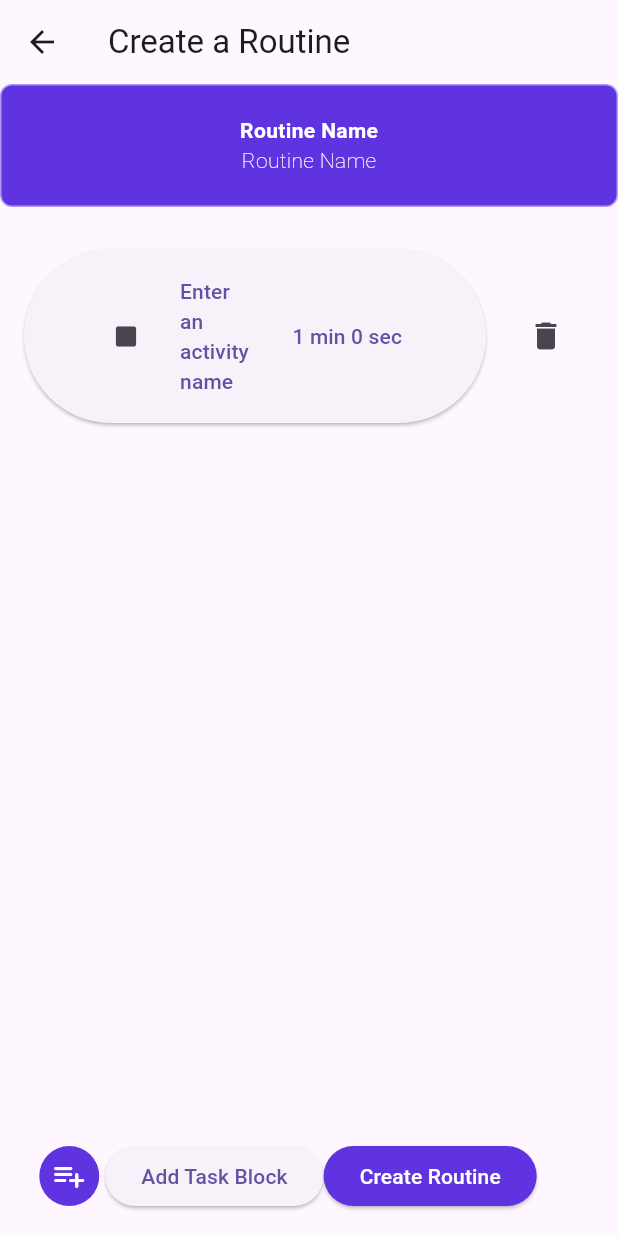
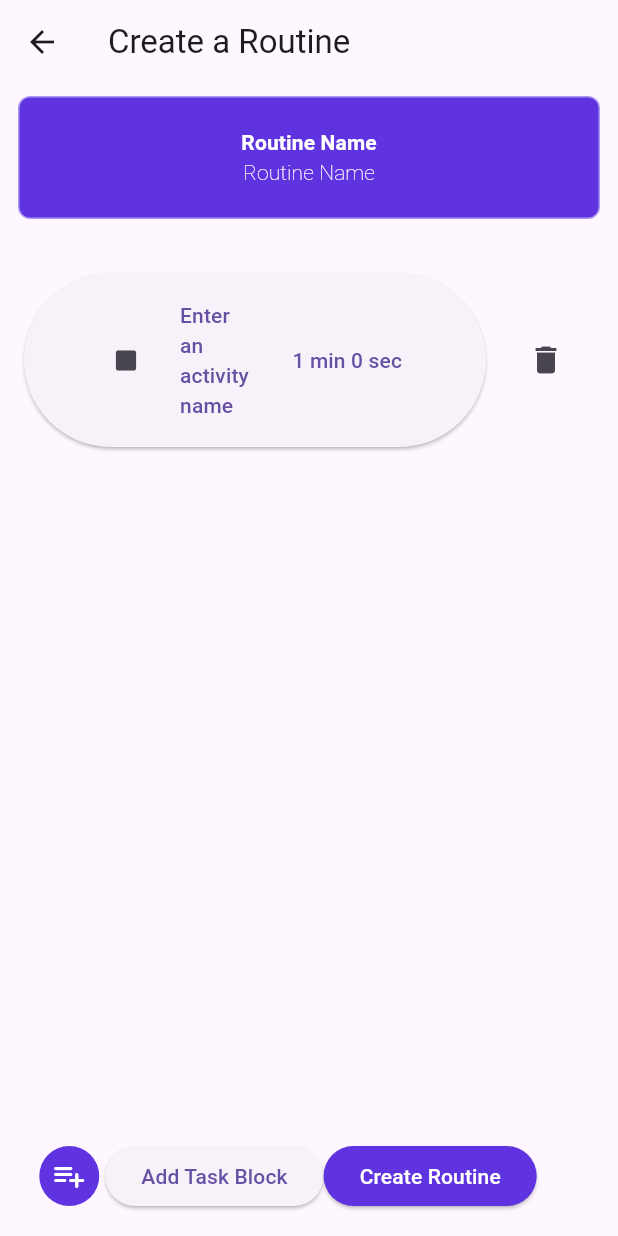
Before and after one commit to jrolana/cmsc128_lab, a Flutter app: the screen it shows after launch, item 2 of the bottom bar chosen, after a tap on the "add" icon, on a phone screen of 412 x 824 dp. Run offline on Flutter 3.47's test engine with Material 3 defaults, Android fonts, the phone set to English and light mode, and no system bars; our stand-ins replace buttons_tabbar, cloud_firestore, confetti, firebase_auth, firebase_core, google_fonts and 5 more; missing offline and left inert: dart:ffi, flutter_iconpicker; accounts and stored records are empty.

Commit message:
Latest version of branch

```diff
--- a/lib/models/routine.dart
+++ b/lib/models/routine.dart
@@ -1,3 +1,5 @@
+import 'dart:ffi';
+
 import 'package:cloud_firestore/cloud_firestore.dart';
 
 class Routine {
@@ -7,6 +9,7 @@ class Routine {
   int numActivities;
   int repeatDaysCount;
   int repeatWeeksCount;
+  List daysOfWeek;
 
   Routine({
     required this.color,
@@ -14,7 +17,8 @@ class Routine {
     required this.name,
     required this.numActivities,
     required this.repeatDaysCount,
-    required this.repeatWeeksCount});
+    required this.repeatWeeksCount,
+    required this.daysOfWeek});
 
   Routine.fromJson(Map<String, Object?> json) :
         this(
@@ -23,7 +27,8 @@ class Routine {
           name: json['name']! as String,
           numActivities: json['numActivities']! as int,
           repeatDaysCount: json['repeatDaysCount']! as int,
-          repeatWeeksCount: json['repeatWeeksCount']! as int
+          repeatWeeksCount: json['repeatWeeksCount']! as int,
+          daysOfWeek: json['daysOfWeek']! as List
       );
 
   Routine copyWith({
@@ -33,6 +38,7 @@ class Routine {
     int? numActivities,
     int? repeatDaysCount,
     int? repeatWeeksCount,
+    List? daysOfWeek
   }) {
     return Routine(
         color: this.color,
@@ -40,7 +46,8 @@ class Routine {
         name: this.name,
         numActivities: this.numActivities,
         repeatDaysCount: this.repeatDaysCount,
-        repeatWeeksCount: this.repeatWeeksCount
+        repeatWeeksCount: this.repeatWeeksCount,
+        daysOfWeek: this.daysOfWeek
     );
   }
   Map<String, Object> toJson(){
@@ -50,7 +57,8 @@ class Routine {
       'name': name,
       'numActivities': numActivities,
       'repeatDaysCount': repeatDaysCount,
-      'repeatWeeksCount': repeatWeeksCount
+      'repeatWeeksCount': repeatWeeksCount,
+      'daysOfWeek': daysOfWeek
     };
   }
 }
--- a/lib/pages/routine_creation.dart
+++ b/lib/pages/routine_creation.dart
@@ -1,9 +1,7 @@
 import 'package:cmsc128_lab/utils/firestore_utils.dart';
-import 'package:cmsc128_lab/widgets/routineWidgets/routine_creation_title.dart';
 import 'package:cmsc128_lab/widgets/routineWidgets/routine_creation_activity_block.dart';
 import 'package:cmsc128_lab/utils/styles.dart';
 import 'package:flutter/material.dart';
-import 'package:cloud_firestore/cloud_firestore.dart';
 import 'package:cmsc128_lab/models/routine.dart';
 import 'package:cmsc128_lab/models/activity.dart';
 
@@ -24,12 +22,37 @@ class _RoutineCreationDefaultState extends State<RoutineCreation>
   String routineName = "Routine Name";
   FirestoreUtils dbService = FirestoreUtils();
 
+  Widget titleText() {
+    return TextButton(
+        onPressed: () {
+          openDialog();
+        },
+        child: Container(
+            alignment: FractionalOffset.center,
+            decoration: myBoxDecoration(),
+            padding: EdgeInsets.symmetric(horizontal: 50, vertical: 20),
+            child: Column(
+              children: [
+                Text(
+                  routineName,
+                  style: TextStyle(
+                      fontWeight: FontWeight.bold, color: Colors.white),
+                ),
+                Text(
+                  "Routine Name",
+                  style: TextStyle(
+                      fontWeight: FontWeight.w100, color: Colors.white),
+                ),
+              ],
+            )));
+  }
+
   @override
   Widget build(BuildContext context) {
     return MaterialApp(
       home: Scaffold(
         floatingActionButton:
-        Row(mainAxisAlignment: MainAxisAlignment.center, children: [
+            Row(mainAxisAlignment: MainAxisAlignment.center, children: [
           IconButton(
               onPressed: () {
                 addActivity();
@@ -46,24 +69,10 @@ class _RoutineCreationDefaultState extends State<RoutineCreation>
               child: Text('Add Task Block')),
           ElevatedButton(
               style:
-              ElevatedButton.styleFrom(backgroundColor: StyleColor.primary),
+                  ElevatedButton.styleFrom(backgroundColor: StyleColor.primary),
               onPressed: () {
-                Routine routine = Routine(
-                    color: 128390830,
-                    icon: icon.toString(),
-                    name: routineName,
-                    numActivities: actCount,
-                    repeatDaysCount: 1,
-                    repeatWeeksCount: 1);
-                List<Activity> activities = [];
-                for (var member in activityBlocks) {
-                  activities.add(
-                        Activity(name: member.getName(), icon: member.getIcon(), duration: member.getDuration()));
-                }
-
-               dbService.addRoutine(routine, activities);
+                createRoutineDialog();
               },
-
               child: Text(
                 "Create Routine",
                 style: TextStyle(color: Colors.white),
@@ -81,7 +90,7 @@ class _RoutineCreationDefaultState extends State<RoutineCreation>
         ),
         body: Column(
           children: [
-            RCreationActivityName(routineName),
+            titleText(),
             SizedBox(height: 20),
             Expanded(
                 child: ListView.separated(
@@ -110,12 +119,6 @@ class _RoutineCreationDefaultState extends State<RoutineCreation>
     );
   }
 
-  Widget makeList() {
-    return ListView(
-      children: [ActivityBlock()],
-    );
-  }
-
   void addActivity() {
     setState(() {
       activityBlocks.add(ActivityBlock());
@@ -123,32 +126,73 @@ class _RoutineCreationDefaultState extends State<RoutineCreation>
     });
   }
 
-// TODO figure out reorderable list view if possible
-// Widget makeList() {
-//   return ReorderableListView(
-//     proxyDecorator: (child,index,animation) =>
-//         Material(
-//             borderRadius: BorderRadius.circular(100),
-//             child:child
-//         ),
-//     shrinkWrap: true,
-//     children: [
-//       for (int index = 0; index < actCount; index += 1)
-//         Padding(
-//           padding: EdgeInsets.symmetric(vertical: 2.0),
-//           key: Key('$index'),
-//           child:ActivityBlock(),
-//         )
-//     ],
-//     onReorder: (int oldIndex, int newIndex) {
-//       setState(() {
-//         if (oldIndex < newIndex) {
-//           newIndex -= 1;
-//         }
-//         final int item = _items.removeAt(oldIndex);
-//         _items.insert(newIndex, item);
-//       });
-//     },
-//   );
-// }
+  BoxDecoration myBoxDecoration() {
+    return BoxDecoration(
+      border: Border.all(color: StyleColor.tertiary),
+      color: StyleColor.primary,
+      borderRadius: BorderRadius.circular(8.0),
+    );
+  }
+
+  TextEditingController inputController = TextEditingController();
+
+  Future openDialog() => showDialog(
+        context: context,
+        builder: (context) => AlertDialog(
+          title: Text('Enter Routine Name'),
+          content: TextField(
+            controller: inputController,
+            autofocus: true,
+            decoration: InputDecoration(hintText: "Enter routine name"),
+          ),
+          actions: [
+            TextButton(
+              child: Text('SUBMIT'),
+              onPressed: () {
+                setState(() {
+                  routineName = inputController.text;
+                  Navigator.of(context).pop();
+                });
+              },
+            )
+          ],
+        ),
+      );
+
+  Future createRoutineDialog() => showDialog(
+      context: context,
+      builder: (context) => AlertDialog(
+            title: Text('Create the Routine'),
+            content: Row(
+              children: [
+
+              ],
+            ),
+            actions: [
+              TextButton(onPressed: (){
+                //createRoutineDB();
+              }, child: Text('SUBMIT'))
+            ],
+          )
+  );
+
+  void createRoutineDB() {
+    Routine routine = Routine(
+        color: 128390830,
+        icon: icon.toString(),
+        name: routineName,
+        numActivities: actCount,
+        repeatDaysCount: 1,
+        repeatWeeksCount: 1,
+        daysOfWeek: [1,2,3]);
+    List<Activity> activities = [];
+    for (var member in activityBlocks) {
+      activities.add(Activity(
+          name: member.getName(),
+          icon: member.getIcon(),
+          duration: member.getDuration()));
+    }
+
+    dbService.addRoutine(routine, activities);
+  }
 }
--- a/lib/widgets/routineWidgets/routine_creation_title.dart
+++ /dev/null
@@ -1,33 +0,0 @@
-import 'package:cmsc128_lab/utils/styles.dart';
-import 'package:flutter/material.dart';
-
-class RCreationActivityName extends StatelessWidget{
-  String name;
-  RCreationActivityName(this.name,{super.key});
-
-  @override
-  Widget build(BuildContext context) {
-    return Container(
-      alignment: FractionalOffset.center,
-       decoration: myBoxDecoration(),
-       padding: EdgeInsets.symmetric(horizontal: 50,vertical: 20),
-
-        child: Column(
-          children:[
-            Text(name,style: TextStyle(fontWeight: FontWeight.bold,color:Colors.white),),
-            Text("Routine Name", style: TextStyle(fontWeight: FontWeight.w100,color:Colors.white),),
-          ],
-        )
-
-
-    );
-  }
-}
-
-BoxDecoration myBoxDecoration() {
-  return BoxDecoration(
-    border: Border.all(color: StyleColor.tertiary),
-    color:StyleColor.primary,
-    borderRadius: BorderRadius.circular(8.0),
-  );
-}
--- a/pubspec.yaml
+++ b/pubspec.yaml
@@ -43,6 +43,7 @@ dependencies:
   cloud_firestore: ^5.5.0
   confetti: ^0.8.0
   flutter_iconpicker:
+  day_picker: 2.3.0
 
 dev_dependencies:
   flutter_test:
```
Also changed, not shown: pubspec.lock.
